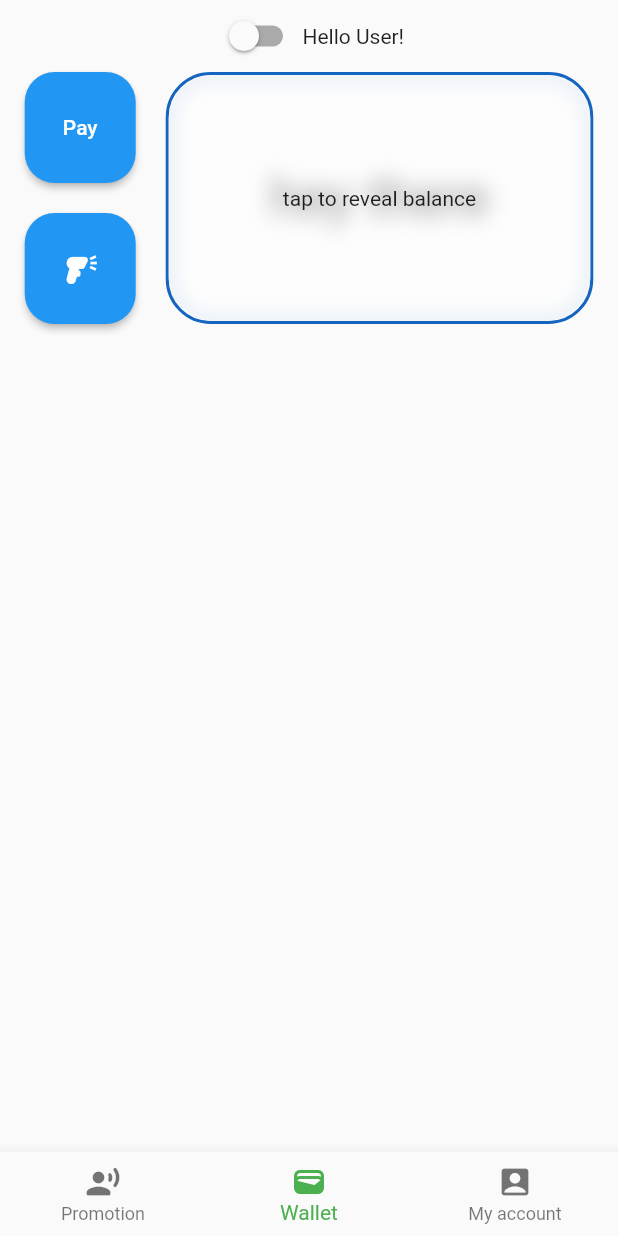
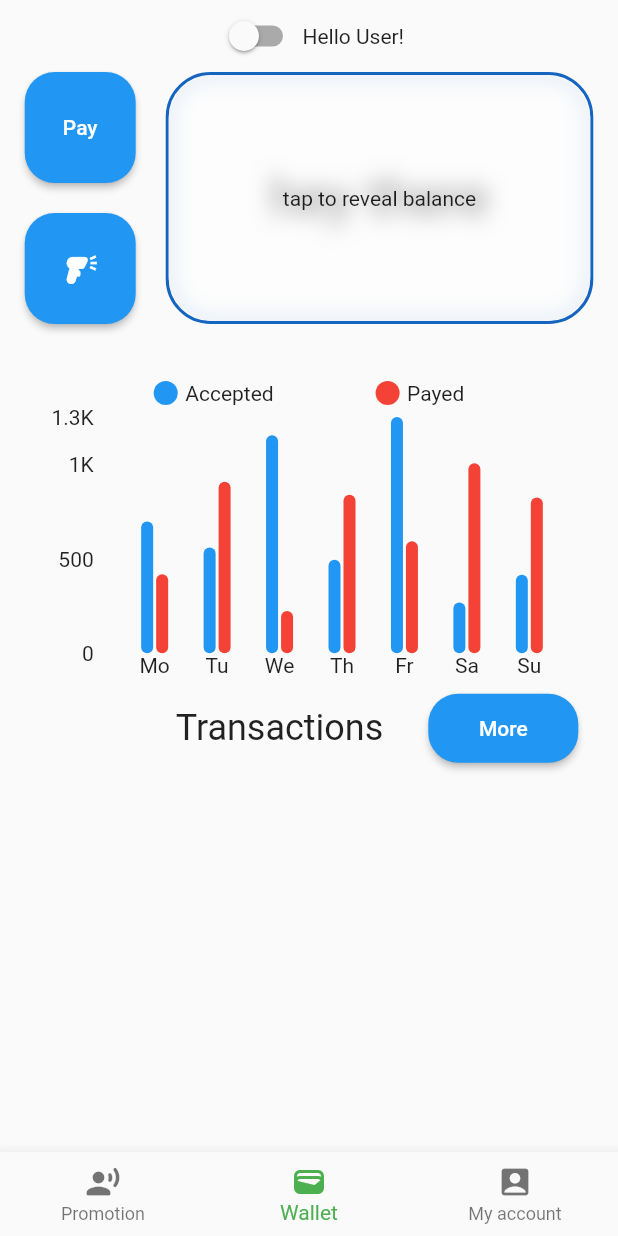
Before and after one commit to sami-bre/telebirr_mock, a Flutter app: the screen it shows after launch, on a phone screen of 412 x 824 dp. Run offline on Flutter 3.47's test engine with Material 2 defaults, Android fonts, the phone set to English and light mode, and no system bars; drawn by our look-alikes of blur, fl_chart; our stand-ins replace get.

Commit message:
now the the 'info-row' is fully layed out. But it remains to do the theming

```diff
--- a/lib/ui/home.dart
+++ b/lib/ui/home.dart
@@ -1,4 +1,5 @@
 import 'package:blur/blur.dart';
+import 'package:fl_chart/fl_chart.dart';
 import 'package:flutter/material.dart';
 import 'package:get/get.dart';
 
@@ -54,6 +55,15 @@ class WalletScreen extends StatefulWidget {
 class _WalletScreenState extends State<WalletScreen> {
   bool _isDarkMode = Get.isDarkMode;
   double _balanceBlurValue = 7;
+  final daysList = const <Widget>[
+    Text("Mo"),
+    Text("Tu"),
+    Text("We"),
+    Text("Th"),
+    Text("Fr"),
+    Text("Sa"),
+    Text("Su"),
+  ];
 
   @override
   Widget build(BuildContext context) {
@@ -82,7 +92,126 @@ class _WalletScreenState extends State<WalletScreen> {
             ],
           ),
           buildBalanceRow(),
+          const SizedBox(height: 20),
+          buildInfoRow(context),
           SizedBox(height: 2000)
+        ],
+      ),
+    );
+  }
+
+  Padding buildInfoRow(BuildContext context) {
+    return Padding(
+      padding: const EdgeInsets.all(10),
+      child: Column(
+        children: [
+          Padding(
+            padding: const EdgeInsets.all(8.0),
+            child: Row(
+              children: const [
+                Spacer(),
+                CircleAvatar(
+                  backgroundColor: Colors.blue,
+                  radius: 8,
+                ),
+                SizedBox(width: 5),
+                Text("Accepted"),
+                Spacer(),
+                CircleAvatar(
+                  backgroundColor: Colors.red,
+                  radius: 8,
+                ),
+                SizedBox(width: 5),
+                Text("Payed"),
+                Spacer(),
+              ],
+            ),
+          ),
+          AspectRatio(
+            aspectRatio: 2,
+            child: TweenAnimationBuilder(
+              duration: const Duration(milliseconds: 1500),
+              tween: Tween<double>(begin: 0, end: 1),
+              curve: Curves.ease,
+              builder: (context, value, child) {
+                return BarChart(
+                  BarChartData(
+                    barGroups: <BarChartGroupData>[
+                      BarChartGroupData(x: 0, barRods: <BarChartRodData>[
+                        BarChartRodData(toY: 700 * value, color: Colors.blue),
+                        BarChartRodData(toY: 420 * value, color: Colors.red)
+                      ]),
+                      BarChartGroupData(x: 1, barRods: <BarChartRodData>[
+                        BarChartRodData(toY: 562, color: Colors.blue),
+                        BarChartRodData(toY: 910 * value, color: Colors.red)
+                      ]),
+                      BarChartGroupData(x: 2, barRods: <BarChartRodData>[
+                        BarChartRodData(toY: 1157 * value, color: Colors.blue),
+                        BarChartRodData(toY: 225, color: Colors.red)
+                      ]),
+                      BarChartGroupData(x: 3, barRods: <BarChartRodData>[
+                        BarChartRodData(toY: 496 * value, color: Colors.blue),
+                        BarChartRodData(toY: 841 * value, color: Colors.red)
+                      ]),
+                      BarChartGroupData(x: 4, barRods: <BarChartRodData>[
+                        BarChartRodData(toY: 1254 * value, color: Colors.blue),
+                        BarChartRodData(toY: 594, color: Colors.red)
+                      ]),
+                      BarChartGroupData(x: 5, barRods: <BarChartRodData>[
+                        BarChartRodData(toY: 270 * value, color: Colors.blue),
+                        BarChartRodData(toY: 1008 * value, color: Colors.red)
+                      ]),
+                      BarChartGroupData(x: 6, barRods: <BarChartRodData>[
+                        BarChartRodData(toY: 417 * value, color: Colors.blue),
+                        BarChartRodData(toY: 827 * value, color: Colors.red)
+                      ]),
+                    ],
+                    borderData: FlBorderData(show: false),
+                    gridData: FlGridData(show: false),
+                    titlesData: FlTitlesData(
+                        bottomTitles: AxisTitles(
+                          sideTitles: SideTitles(
+                            showTitles: true,
+                            getTitlesWidget: (value, meta) =>
+                                daysList[value.toInt()],
+                          ),
+                        ),
+                        rightTitles: AxisTitles(
+                          sideTitles: SideTitles(showTitles: false),
+                        ),
+                        topTitles: AxisTitles(
+                            sideTitles: SideTitles(showTitles: false))),
+                  ),
+                );
+              },
+            ),
+          ),
+          const SizedBox(height: 5),
+          Row(
+            children: [
+              const Spacer(),
+              Text(
+                "Transactions",
+                style: Theme.of(context).textTheme.headlineSmall,
+              ),
+              const SizedBox(width: 30),
+              SizedBox(
+                width: 100,
+                height: 46,
+                child: ElevatedButton(
+                  style: ButtonStyle(
+                    shape: MaterialStateProperty.all(
+                      RoundedRectangleBorder(
+                        borderRadius: BorderRadius.circular(20),
+                      ),
+                    ),
+                  ),
+                  onPressed: () {},
+                  child: const Text("More"),
+                ),
+              ),
+            ],
+          )
         ],
       ),
     );
--- a/pubspec.yaml
+++ b/pubspec.yaml
@@ -37,6 +37,7 @@ dependencies:
   cupertino_icons: ^1.0.2
   get: ^4.6.5
   blur: ^3.1.0
+  fl_chart: ^0.61.0
 
 dev_dependencies:
   flutter_test:
```
Also changed, not shown: pubspec.lock.
